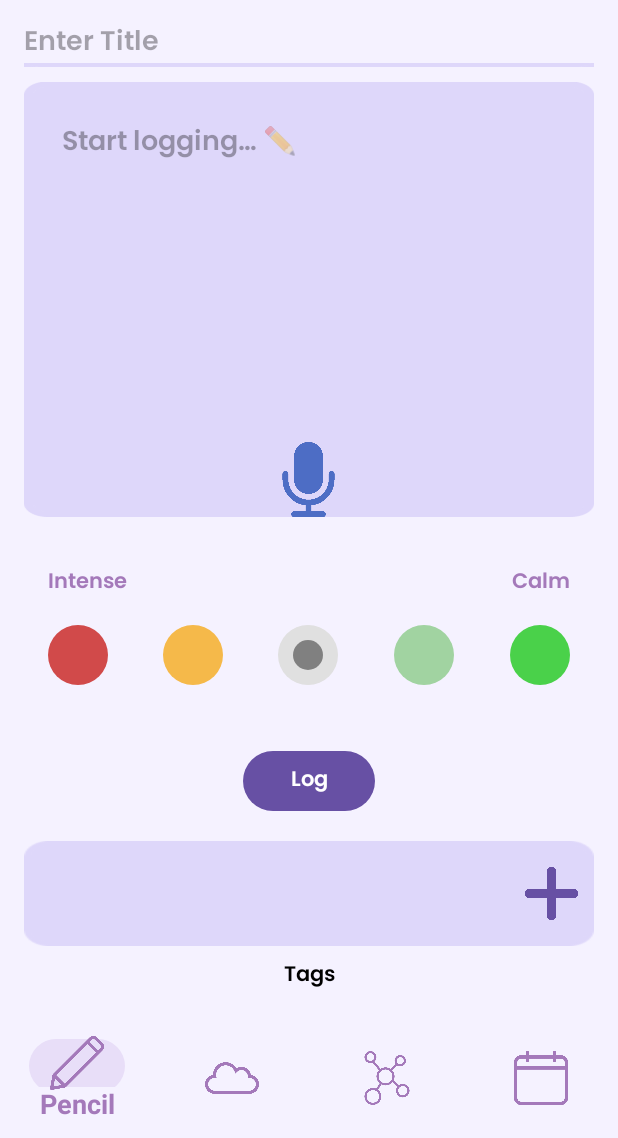
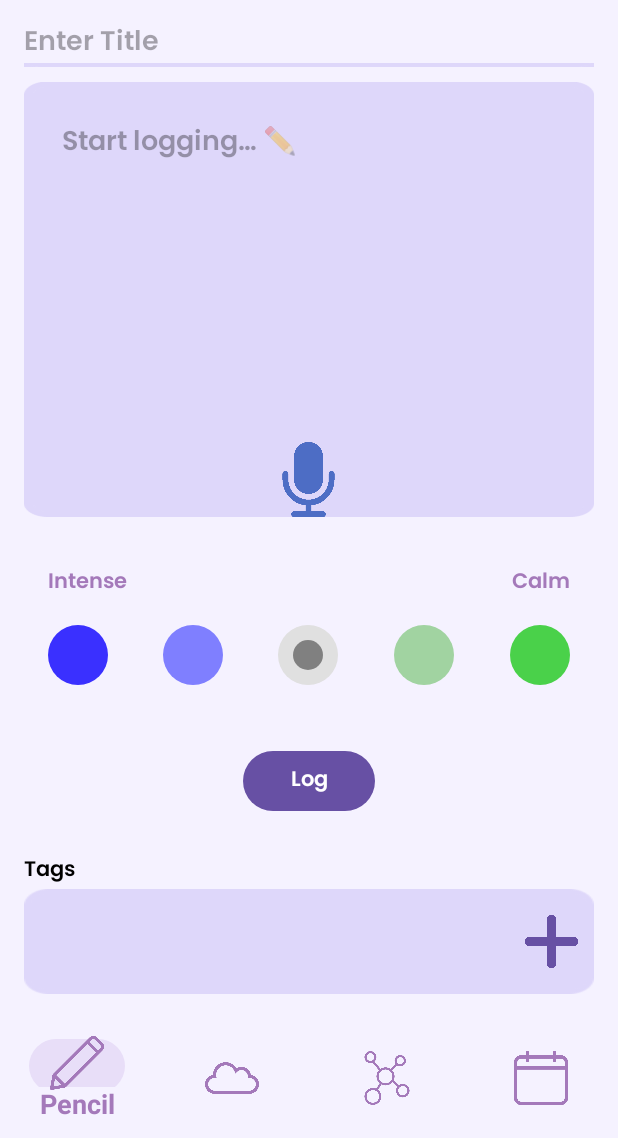
Before and after one commit to linamei0616/Somnigraph, an Android app: the screen it shows after launch (MainActivity), on a phone screen of 412 x 824 dp, the part 98-1236 px from its top. Run offline under Robolectric (Android 15) with nearby library versions, the phone set to English and light mode, and no system bars.

Commit message:
Atoned for the sin of triggering by making red into blue. Atoned for the crime of having large tabs by making them lines. Atoned for the atrocity of having tabs in the wrong place by moving it. Also removed day view from spinners

```diff
--- a/app/src/main/res/drawable/circle_background1.xml
+++ b/app/src/main/res/drawable/circle_background1.xml
@@ -1,6 +1,6 @@
 <?xml version="1.0" encoding="utf-8"?>
 <shape xmlns:android="http://schemas.android.com/apk/res/android">
-    <solid android:color="#D14A4A" />
+    <solid android:color="#3A30FF" />
 
     <corners android:radius="400dp" />
 </shape>
--- a/app/src/main/res/drawable/circle_background2.xml
+++ b/app/src/main/res/drawable/circle_background2.xml
@@ -1,6 +1,6 @@
 <?xml version="1.0" encoding="utf-8"?>
 <shape xmlns:android="http://schemas.android.com/apk/res/android">
-    <solid android:color="#F5B94A" />
+    <solid android:color="#7F7FFF" />
 
     <corners android:radius="400dp" />
 </shape>
--- a/app/src/main/res/layout/activity_graph.xml
+++ b/app/src/main/res/layout/activity_graph.xml
@@ -54,7 +54,7 @@
             <com.google.android.material.tabs.TabLayout
                 android:id="@+id/tabDots"
                 android:layout_width="match_parent"
-                android:layout_height="wrap_content"
+                android:layout_height="2dp"
                 android:layout_gravity="bottom"
                 app:tabBackground="@drawable/tab_selector"
                 app:tabIndicatorHeight="0dp"
--- a/app/src/main/res/layout/activity_main.xml
+++ b/app/src/main/res/layout/activity_main.xml
@@ -198,7 +198,15 @@
             android:orientation="vertical"
             android:layout_marginTop="16dp"
             android:gravity="center">
-
+            <TextView
+                android:layout_width="match_parent"
+                android:layout_height="wrap_content"
+                android:text="Tags"
+                android:gravity="left"
+                android:textColor="@color/black"
+                android:fontFamily="@font/poppins_semi_bold"
+                android:layout_marginTop="8dp"
+                android:layout_gravity="left"/>
             <LinearLayout
                 android:layout_width="match_parent"
                 android:layout_height="70dp"
@@ -231,14 +239,7 @@
                     android:gravity="center" />
             </LinearLayout>
 
-            <TextView
-                android:layout_width="match_parent"
-                android:layout_height="wrap_content"
-                android:text="Tags"
-                android:gravity="center"
-                android:textColor="@color/black"
-                android:fontFamily="@font/poppins_semi_bold"
-                android:layout_marginTop="8dp" />
+
         </LinearLayout>
     </LinearLayout>
 
--- a/app/src/main/res/values/colors.xml
+++ b/app/src/main/res/values/colors.xml
@@ -7,8 +7,8 @@
     <color name="purple">#ffa479ba</color>
     <color name="gray">#A0A0A0</color>
     <color name="thisprojectcolor">#dfd6fa</color>
-    <color name="circle1">#D14A4A</color>
-    <color name="circle2">#F5B94A</color>
+    <color name="circle1">#3A30FF</color>
+    <color name="circle2">#7F7FFF</color>
     <color name="circle3">#E0E0E0</color>
     <color name="circle4">#A1D3A1</color>
     <color name="circle5">#4AD14A</color>
--- a/app/src/main/res/values/strings.xml
+++ b/app/src/main/res/values/strings.xml
@@ -5,7 +5,6 @@
 
     <string-array name="sort_by_options">
         <item>Week</item>
-        <item>Day</item>
         <item>Month</item>
         <item>Timeline</item>
     </string-array>
```
Also changed, not shown: app/src/main/java/com/example/somnigraph/CalendarMonthActivity.java (+3 -8 lines), app/src/main/java/com/example/somnigraph/CalendarTimeLineActivity.java (+8 -8 lines), app/src/main/java/com/example/somnigraph/CalendarWeekActivity.java (+7 -7 lines), app/src/main/res/drawable/tab_selector.xml (+2 -10 lines).
